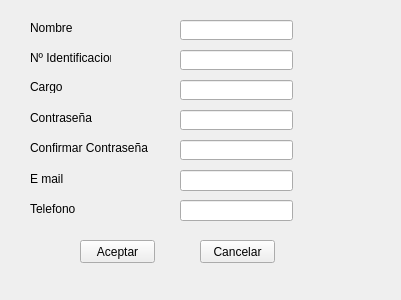
The window that src/uis/Crear_usuario.ui (sergiomona89/qtInventory) describes before a commit, drawn with Qt 5.
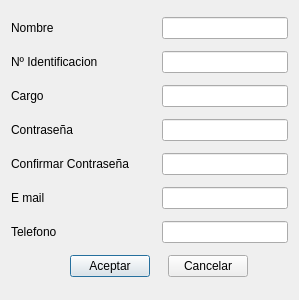
The same window after the commit.

Commit message: administrar usuario terminado, falta manejo de error

```diff
--- a/src/uis/Crear_usuario.ui
+++ b/src/uis/Crear_usuario.ui
@@ -1,205 +1,130 @@
 <?xml version="1.0" encoding="UTF-8"?>
 <ui version="4.0">
  <class>Crear_usuario</class>
- <widget class="QWidget" name="Crear_usuario">
+ <widget class="QDialog" name="Crear_usuario">
   <property name="geometry">
    <rect>
     <x>0</x>
     <y>0</y>
-    <width>401</width>
+    <width>299</width>
     <height>300</height>
    </rect>
   </property>
   <property name="windowTitle">
    <string>Form</string>
   </property>
-  <widget class="QLabel" name="label_3">
-   <property name="geometry">
-    <rect>
-     <x>30</x>
-     <y>80</y>
-     <width>46</width>
-     <height>13</height>
-    </rect>
-   </property>
-   <property name="text">
-    <string>Cargo</string>
-   </property>
-  </widget>
-  <widget class="QLineEdit" name="cContrasenaLineEdit">
-   <property name="geometry">
-    <rect>
-     <x>180</x>
-     <y>140</y>
-     <width>113</width>
-     <height>20</height>
-    </rect>
-   </property>
-  </widget>
+  <layout class="QGridLayout" name="gridLayout">
+   <item row="0" column="0" colspan="2">
   <widget class="QLabel" name="label">
-   <property name="geometry">
-    <rect>
-     <x>30</x>
-     <y>20</y>
-     <width>61</width>
-     <height>16</height>
-    </rect>
-   </property>
    <property name="text">
     <string>Nombre</string>
    </property>
   </widget>
-  <widget class="QLineEdit" name="nombreLineEdit">
-   <property name="geometry">
-    <rect>
-     <x>180</x>
-     <y>20</y>
-     <width>113</width>
-     <height>20</height>
-    </rect>
-   </property>
-  </widget>
+   </item>
+   <item row="0" column="3" colspan="3">
+    <widget class="QLineEdit" name="nombreLineEdit"/>
+   </item>
+   <item row="1" column="0" colspan="2">
   <widget class="QLabel" name="label_2">
-   <property name="geometry">
-    <rect>
-     <x>30</x>
-     <y>50</y>
-     <width>81</width>
-     <height>16</height>
-    </rect>
-   </property>
    <property name="text">
     <string>Nº Identificacion</string>
    </property>
   </widget>
-  <widget class="QLineEdit" name="cargoLineEdit">
-   <property name="geometry">
-    <rect>
-     <x>180</x>
-     <y>80</y>
-     <width>113</width>
-     <height>20</height>
-    </rect>
-   </property>
-  </widget>
-  <widget class="QLineEdit" name="contrasenaLineEdit">
-   <property name="geometry">
-    <rect>
-     <x>180</x>
-     <y>110</y>
-     <width>113</width>
-     <height>20</height>
-    </rect>
-   </property>
-  </widget>
-  <widget class="QPushButton" name="cancelarPushButton">
-   <property name="geometry">
-    <rect>
-     <x>200</x>
-     <y>240</y>
-     <width>75</width>
-     <height>23</height>
-    </rect>
-   </property>
+   </item>
+   <item row="1" column="3" colspan="3">
+    <widget class="QLineEdit" name="idLineEdit"/>
+   </item>
+   <item row="2" column="0" colspan="2">
+    <widget class="QLabel" name="label_3">
    <property name="text">
-    <string>Cancelar</string>
-   </property>
-  </widget>
-  <widget class="QPushButton" name="aceptarPushButton">
-   <property name="geometry">
-    <rect>
-     <x>80</x>
-     <y>240</y>
-     <width>75</width>
-     <height>23</height>
-    </rect>
-   </property>
-   <property name="text">
-    <string>Aceptar</string>
-   </property>
-  </widget>
+      <string>Cargo</string>
+     </property>
+    </widget>
+   </item>
+   <item row="2" column="3" colspan="3">
+    <widget class="QLineEdit" name="cargoLineEdit"/>
+   </item>
+   <item row="3" column="0" colspan="2">
   <widget class="QLabel" name="label_4">
-   <property name="geometry">
-    <rect>
-     <x>30</x>
-     <y>110</y>
-     <width>91</width>
-     <height>16</height>
-    </rect>
-   </property>
    <property name="text">
     <string>Contraseña</string>
    </property>
   </widget>
+   </item>
+   <item row="3" column="3" colspan="3">
+    <widget class="QLineEdit" name="contrasenaLineEdit"/>
+   </item>
+   <item row="4" column="0" colspan="3">
   <widget class="QLabel" name="label_5">
-   <property name="geometry">
-    <rect>
-     <x>30</x>
-     <y>140</y>
-     <width>141</width>
-     <height>16</height>
-    </rect>
-   </property>
    <property name="text">
     <string>Confirmar Contraseña</string>
    </property>
   </widget>
-  <widget class="QLineEdit" name="idLineEdit">
-   <property name="geometry">
-    <rect>
-     <x>180</x>
-     <y>50</y>
-     <width>113</width>
-     <height>20</height>
-    </rect>
-   </property>
-  </widget>
+   </item>
+   <item row="4" column="3" colspan="3">
+    <widget class="QLineEdit" name="cContrasenaLineEdit"/>
+   </item>
+   <item row="5" column="0" colspan="2">
   <widget class="QLabel" name="label_6">
-   <property name="geometry">
-    <rect>
-     <x>30</x>
-     <y>170</y>
-     <width>62</width>
-     <height>17</height>
-    </rect>
-   </property>
    <property name="text">
     <string>E mail</string>
    </property>
   </widget>
+   </item>
+   <item row="5" column="3" colspan="3">
+    <widget class="QLineEdit" name="emailLineEdit"/>
+   </item>
+   <item row="6" column="0" colspan="2">
   <widget class="QLabel" name="label_7">
-   <property name="geometry">
-    <rect>
-     <x>30</x>
-     <y>200</y>
-     <width>62</width>
-     <height>17</height>
-    </rect>
-   </property>
    <property name="text">
     <string>Telefono</string>
    </property>
   </widget>
-  <widget class="QLineEdit" name="emailLineEdit">
-   <property name="geometry">
-    <rect>
-     <x>180</x>
-     <y>170</y>
-     <width>113</width>
-     <height>21</height>
-    </rect>
-   </property>
-  </widget>
-  <widget class="QLineEdit" name="telefonoLineEdit">
-   <property name="geometry">
-    <rect>
-     <x>180</x>
-     <y>200</y>
-     <width>113</width>
-     <height>21</height>
-    </rect>
-   </property>
-  </widget>
+   </item>
+   <item row="6" column="3" colspan="3">
+    <widget class="QLineEdit" name="telefonoLineEdit"/>
+   </item>
+   <item row="7" column="0">
+    <spacer name="horizontalSpacer">
+     <property name="orientation">
+      <enum>Qt::Horizontal</enum>
+     </property>
+     <property name="sizeHint" stdset="0">
+      <size>
+       <width>57</width>
+       <height>20</height>
+      </size>
+     </property>
+    </spacer>
+   </item>
+   <item row="7" column="1">
+    <widget class="QPushButton" name="aceptarPushButton">
+     <property name="text">
+      <string>Aceptar</string>
+     </property>
+    </widget>
+   </item>
+   <item row="7" column="4">
+    <widget class="QPushButton" name="cancelarPushButton">
+     <property name="text">
+      <string>Cancelar</string>
+     </property>
+    </widget>
+   </item>
+   <item row="7" column="5">
+    <spacer name="horizontalSpacer_2">
+     <property name="orientation">
+      <enum>Qt::Horizontal</enum>
+     </property>
+     <property name="sizeHint" stdset="0">
+      <size>
+       <width>38</width>
+       <height>20</height>
+      </size>
+     </property>
+    </spacer>
+   </item>
+  </layout>
  </widget>
  <resources/>
  <connections/>
```
Left out of the diff: 13 changed lines with no effect on the pictures. Lines whose indentation alone changed are shown as unchanged. The commit also changes 12 other files.
